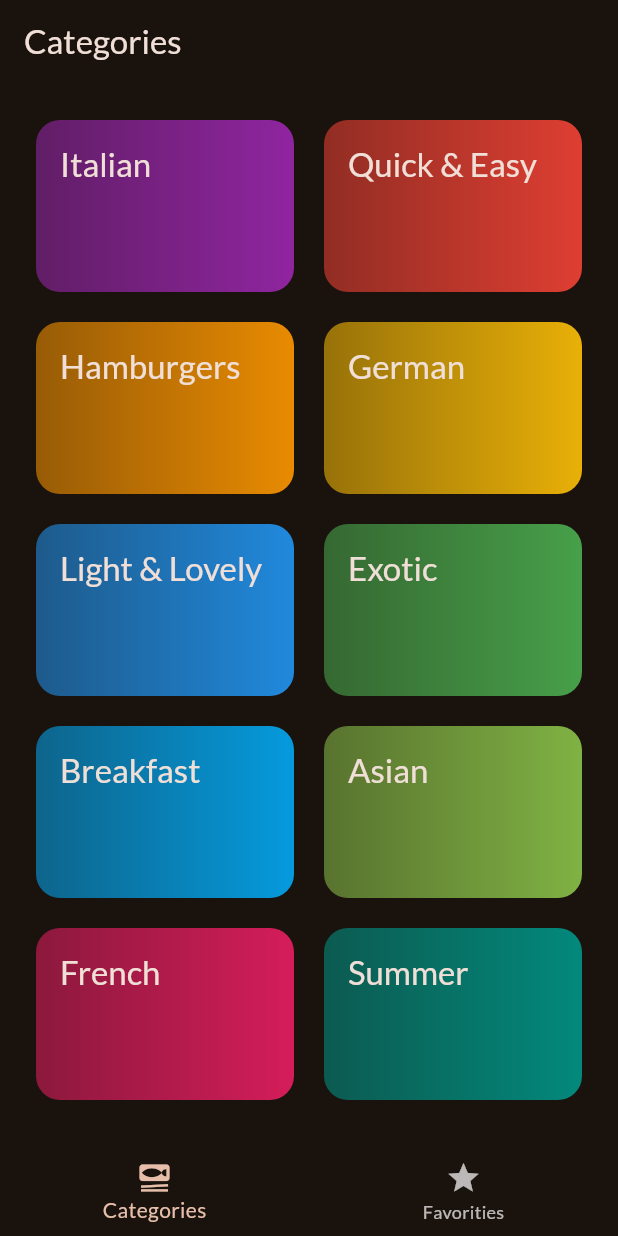
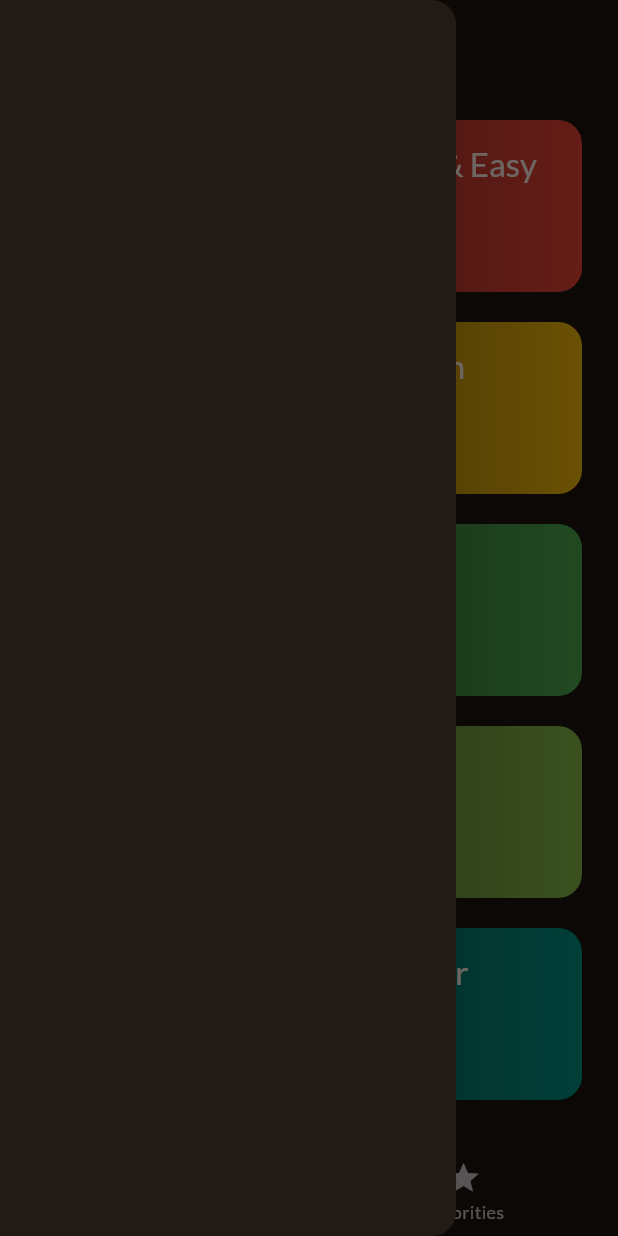
Before and after one commit to hpzynha/Flutter_Dart_The_Complete_Guide, a Flutter app: the screen it shows after launch, with the side drawer open (before the commit the screen has no drawer), on a phone screen of 412 x 824 dp. Run offline on Flutter 3.47's test engine with Material 3 defaults, Android fonts, the phone set to English and light mode, and no system bars; our stand-ins replace google_fonts, transparent_image.

```diff
--- a/meals/lib/screens/tabs.dart
+++ b/meals/lib/screens/tabs.dart
@@ -1,6 +1,7 @@
 import 'package:flutter/material.dart';
 import 'package:meals/screens/categories.dart';
 import 'package:meals/screens/meals.dart';
+import 'package:meals/widgets/main_drawer.dart';
 
 import '../models/meals.dart';
 
@@ -65,6 +66,7 @@ class _TabsScreenState extends State<TabsScreen> {
       appBar: AppBar(
         title: Text(activePageTitle),
       ),
+      drawer: MainDrawer(),
       body: activePage,
       bottomNavigationBar: BottomNavigationBar(
         onTap: _selectedPage,
--- /dev/null
+++ b/meals/lib/widgets/main_drawer.dart
@@ -0,0 +1,10 @@
+import 'package:flutter/material.dart';
+
+class MainDrawer extends StatelessWidget {
+  const MainDrawer({super.key});
+
+  @override
+  Widget build(BuildContext context) {
+    return Drawer();
+  }
+}
```
